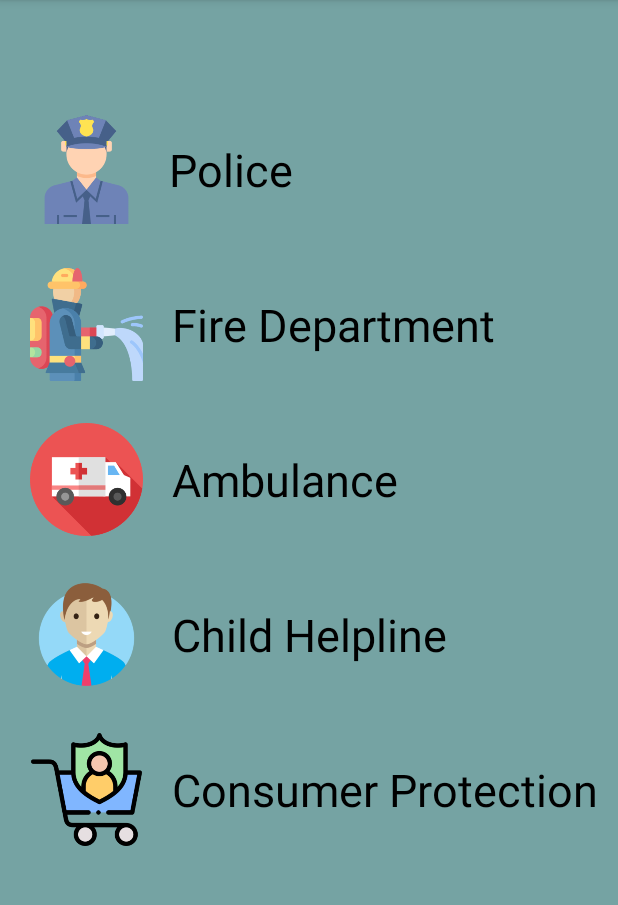
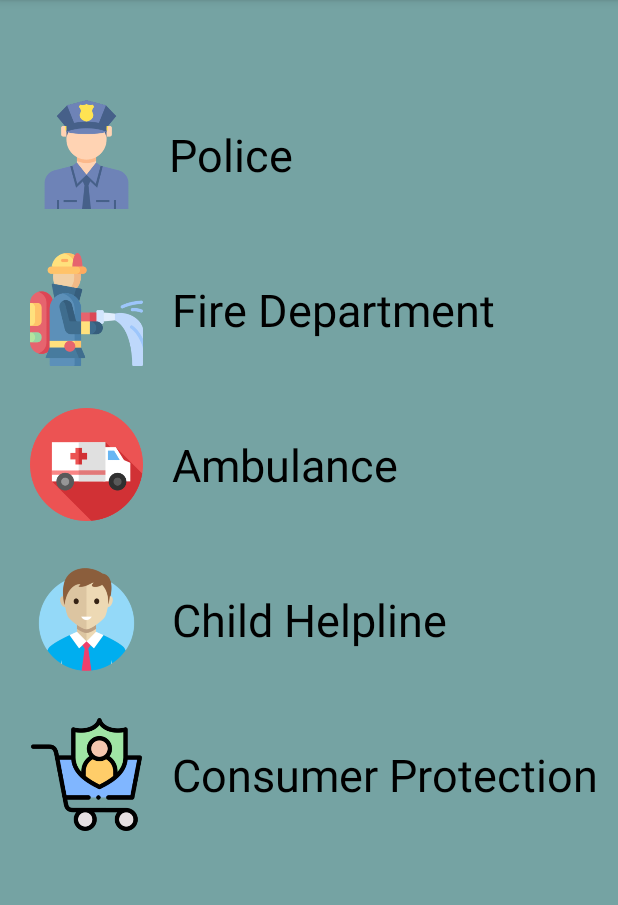
Before and after one commit to alisamirali/Emergency-Numbers, an Android app: the screen it shows after launch (MainActivity), on a phone screen of 412 x 824 dp, the part 84-989 px from its top. Run offline under Robolectric (Android 15) with nearby library versions, the phone set to English and light mode, and no system bars.

Commit message:
Initial Commit

```diff
--- a/app/src/main/res/layout/activity_main.xml
+++ b/app/src/main/res/layout/activity_main.xml
@@ -7,19 +7,6 @@
     tools:context=".MainActivity"
     android:background="#75a3a3">
 
-<!--    <TextView-->
-<!--        android:id="@+id/emergencyId"-->
-<!--        app:layout_constraintTop_toTopOf="parent"-->
-<!--        android:layout_marginTop="70dp"-->
-<!--        app:layout_constraintEnd_toEndOf="parent"-->
-<!--        app:layout_constraintStart_toStartOf="parent"-->
-<!--        android:text=" Emergency Numbers "-->
-<!--        android:textSize="35sp"-->
-<!--        android:textColor="@color/black"-->
-<!--        android:background="#00ffff"-->
-<!--        android:layout_width="wrap_content"-->
-<!--        android:layout_height="wrap_content"/>-->
-
     <ImageView
         android:id="@+id/policeImageId"
         android:layout_width="75dp"
@@ -27,7 +14,7 @@
         android:src="@drawable/policeman"
         app:layout_constraintStart_toStartOf="parent"
         app:layout_constraintTop_toTopOf="parent"
-        android:layout_marginTop="75dp"
+        android:layout_marginTop="65dp"
         android:layout_marginLeft="20dp"
         android:layout_marginStart="20dp" />
 
```
